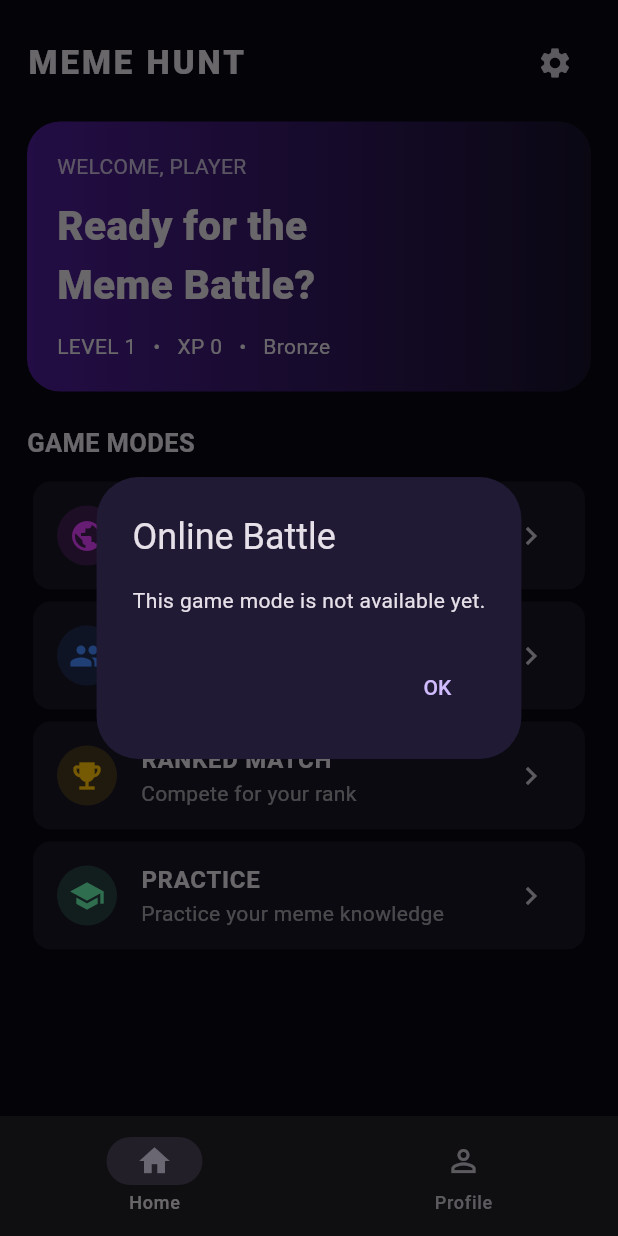
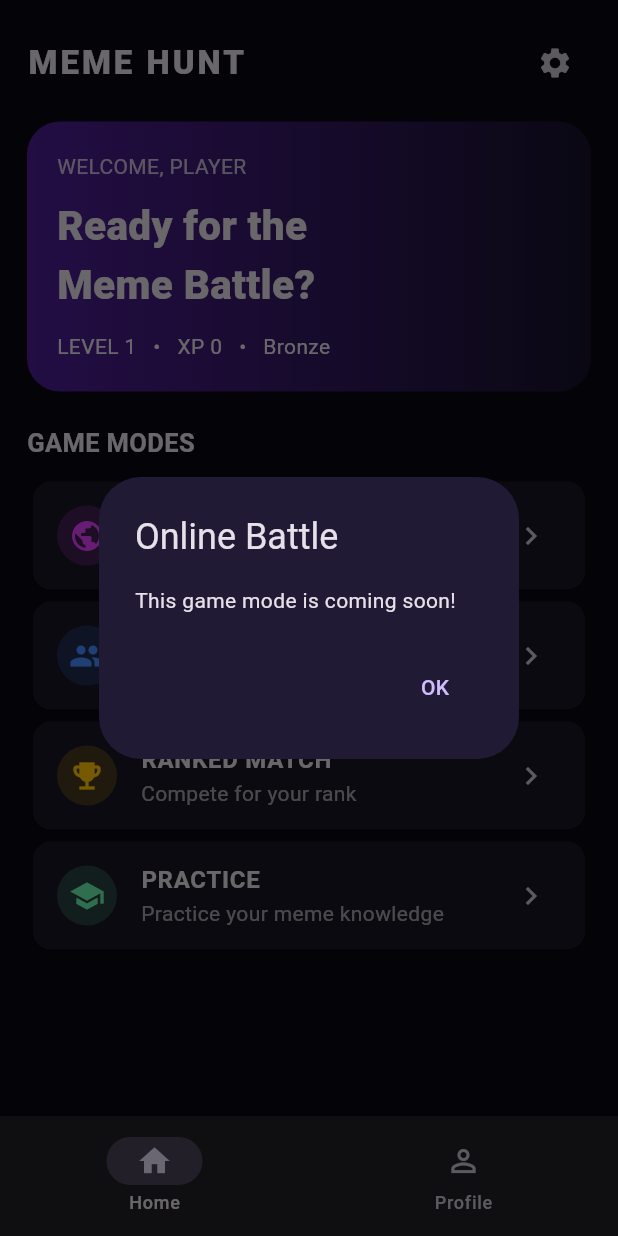
Before and after one commit to githu577/MEME-FIRE, a Flutter app: the screen it shows after launch, after a tap on "ONLINE BATTLE", on a phone screen of 412 x 824 dp. Run offline on Flutter 3.47's test engine with Material 3 defaults, Android fonts, the phone set to English and light mode, and no system bars; our stand-ins replace supabase_flutter; accounts and stored records are empty.

Commit message:
Update home_screen.dart

```diff
--- a/lib/screens/home_screen.dart
+++ b/lib/screens/home_screen.dart
@@ -1,6 +1,5 @@
+
 import 'package:flutter/material.dart';
-
-import '../services/supabase_service.dart';
 import 'profile_screen.dart';
 import 'settings_screen.dart';
 
@@ -8,35 +7,18 @@ class HomeScreen extends StatefulWidget {
   const HomeScreen({super.key});
 
   @override
-  State<HomeScreen> createState() =>
-      _HomeScreenState();
+  State<HomeScreen> createState() => _HomeScreenState();
 }
 
 class _HomeScreenState extends State<HomeScreen> {
   int tab = 0;
 
-  Map<String, dynamic>? data;
-  bool loading = true;
-
-  @override
-  void initState() {
-    super.initState();
-    load();
-  }
-
-  Future<void> load() async {
-    try {
-      data = await SupabaseService.profile();
-    } catch (e) {
-      debugPrint('Profile error: $e');
-    }
-
-    if (mounted) {
-      setState(() {
-        loading = false;
-      });
-    }
-  }
+  final Map<String, dynamic> data = {
+    'username': 'PLAYER',
+    'level': 1,
+    'xp': 0,
+    'rank_name': 'Bronze',
+  };
 
   void showGameMessage(String mode) {
     showDialog(
@@ -45,7 +27,7 @@ class _HomeScreenState extends State<HomeScreen> {
         backgroundColor: const Color(0xFF211A35),
         title: Text(mode),
         content: const Text(
-          'This game mode is not available yet.',
+          'This game mode is coming soon!',
         ),
         actions: [
           TextButton(
@@ -90,10 +72,7 @@ class _HomeScreenState extends State<HomeScreen> {
   }
 
   Widget lobby() {
-    final username =
-        (data?['username'] ?? 'PLAYER')
-            .toString()
-            .toUpperCase();
+    final username = data['username'].toString();
 
     return ListView(
       padding: const EdgeInsets.all(18),
@@ -115,8 +94,7 @@ class _HomeScreenState extends State<HomeScreen> {
                 Navigator.push(
                   context,
                   MaterialPageRoute(
-                    builder: (_) =>
-                        const SettingsScreen(),
+                    builder: (_) => const SettingsScreen(),
                   ),
                 );
               },
@@ -124,9 +102,7 @@ class _HomeScreenState extends State<HomeScreen> {
             ),
           ],
         ),
-
         const SizedBox(height: 15),
-
         Container(
           padding: const EdgeInsets.all(20),
           decoration: BoxDecoration(
@@ -139,8 +115,7 @@ class _HomeScreenState extends State<HomeScreen> {
             borderRadius: BorderRadius.circular(22),
           ),
           child: Column(
-            crossAxisAlignment:
-                CrossAxisAlignment.start,
+            crossAxisAlignment: CrossAxisAlignment.start,
             children: [
               Text(
                 'WELCOME, $username',
@@ -158,16 +133,14 @@ class _HomeScreenState extends State<HomeScreen> {
               ),
               const SizedBox(height: 12),
               Text(
-                'LEVEL ${data?['level'] ?? 1}   •   '
-                'XP ${data?['xp'] ?? 0}   •   '
-                '${data?['rank_name'] ?? 'Bronze'}',
+                'LEVEL ${data['level']}   •   '
+                'XP ${data['xp']}   •   '
+                '${data['rank_name']}',
               ),
             ],
           ),
         ),
-
         const SizedBox(height: 22),
-
         const Text(
           'GAME MODES',
           style: TextStyle(
@@ -175,9 +148,7 @@ class _HomeScreenState extends State<HomeScreen> {
             fontWeight: FontWeight.bold,
           ),
         ),
-
         const SizedBox(height: 10),
-
         tile(
           'ONLINE BATTLE',
           'Play with other players',
@@ -185,7 +156,6 @@ class _HomeScreenState extends State<HomeScreen> {
           Colors.purpleAccent,
           'Online Battle',
         ),
-
         tile(
           'PLAY WITH FRIENDS',
           'Create or join a private room',
@@ -193,7 +163,6 @@ class _HomeScreenState extends State<HomeScreen> {
           Colors.blueAccent,
           'Friends',
         ),
-
         tile(
           'RANKED MATCH',
           'Compete for your rank',
@@ -201,7 +170,6 @@ class _HomeScreenState extends State<HomeScreen> {
           Colors.amber,
           'Ranked',
         ),
-
         tile(
           'PRACTICE',
           'Practice your meme knowledge',
@@ -215,26 +183,17 @@ class _HomeScreenState extends State<HomeScreen> {
 
   Widget page() {
     if (tab == 0) return lobby();
-
     return ProfileScreen(profile: data);
   }
 
   @override
   Widget build(BuildContext context) {
     return Scaffold(
-      body: SafeArea(
-        child: loading
-            ? const Center(
-                child: CircularProgressIndicator(),
-              )
-            : page(),
-      ),
+      body: SafeArea(child: page()),
       bottomNavigationBar: NavigationBar(
         selectedIndex: tab,
         onDestinationSelected: (index) {
-          setState(() {
-            tab = index;
-          });
+          setState(() => tab = index);
         },
         destinations: const [
           NavigationDestination(
```
